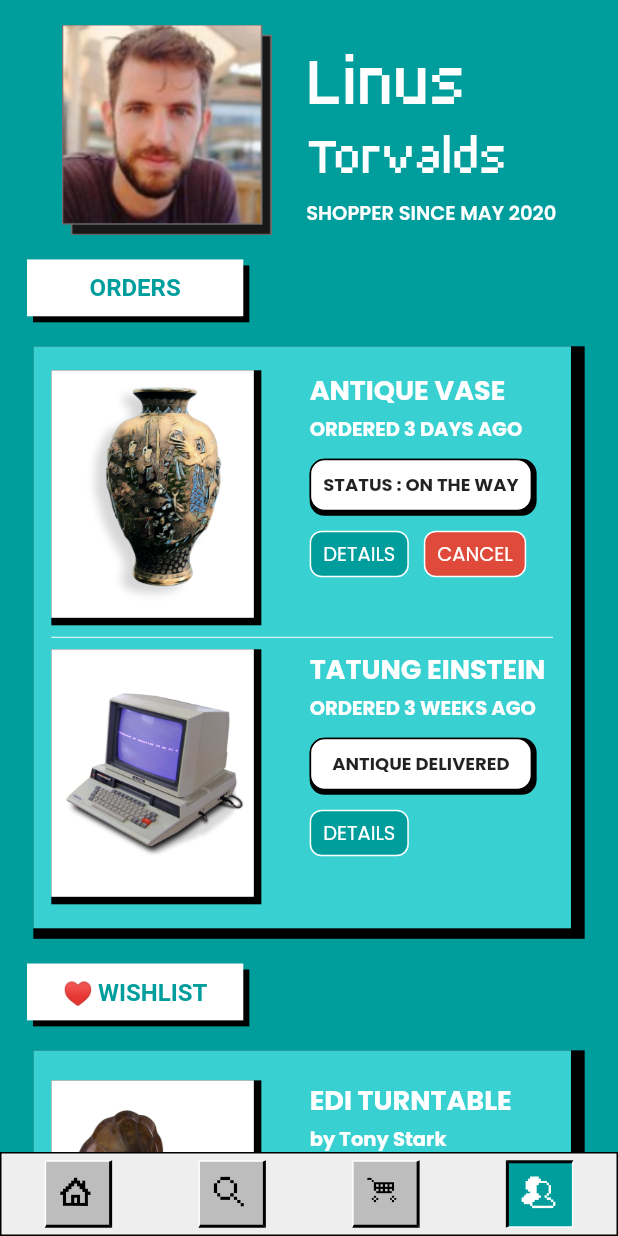
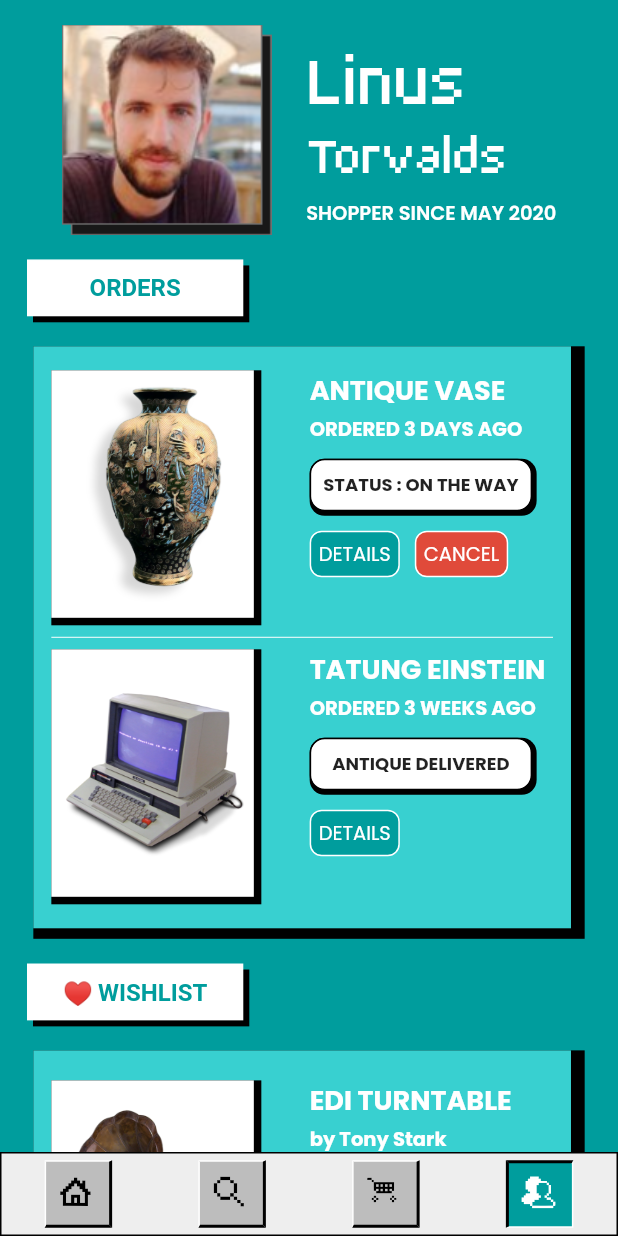
Before and after one commit to himanshusharma89/relic_bazaar, a Flutter app: the screen it shows after launch, swiped to page 4, on a phone screen of 412 x 824 dp. Run offline on Flutter 3.47's test engine with Material 2 defaults, Android fonts, the phone set to English and light mode, and no system bars; our stand-ins replace firebase_core, flutter_svg, fluttertoast, google_fonts; missing offline and left inert: razorpay_flutter; accounts and stored records are empty.

Commit message:
made profile screen responsive for small screen size

```diff
--- a/lib/widgets/payment/order_item.dart
+++ b/lib/widgets/payment/order_item.dart
@@ -101,7 +101,7 @@ class OrderItem extends StatelessWidget {
                 children: <Widget>[
                   Container(
                     padding:
-                        const EdgeInsets.symmetric(vertical: 5, horizontal: 8),
+                        const EdgeInsets.symmetric(vertical: 5, horizontal: 5),
                     decoration: BoxDecoration(
                         border: Border.all(color: Colors.white),
                         borderRadius: BorderRadius.circular(8),
@@ -117,7 +117,7 @@ class OrderItem extends StatelessWidget {
                   else
                     Container(
                       padding: const EdgeInsets.symmetric(
-                          vertical: 5, horizontal: 8),
+                          vertical: 5, horizontal: 5),
                       decoration: BoxDecoration(
                           border: Border.all(color: Colors.white),
                           borderRadius: BorderRadius.circular(8),
```
